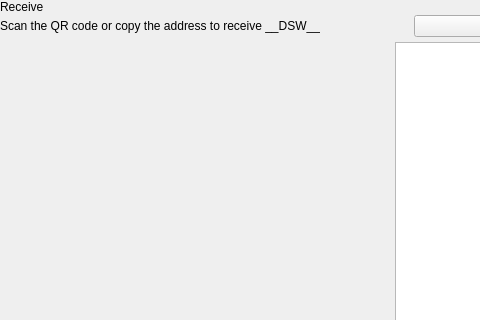
Old version of the form src/qt/pivx/forms/receivewidget.ui in the repository decenomy/DSW; both pictures show x 0 to 480 and y 0 to 320 of the 629 by 629 pixel window.
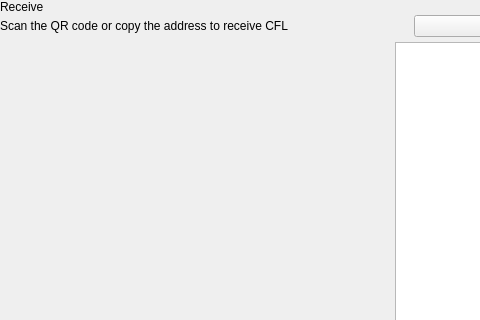
New version of the form. Custom widgets are drawn as their Qt base class.

The edit to the form file:
```diff
--- a/src/qt/pivx/forms/receivewidget.ui
+++ b/src/qt/pivx/forms/receivewidget.ui
@@ -78,7 +78,7 @@
             <item alignment="Qt::AlignTop">
              <widget class="QLabel" name="labelSubtitle1">
               <property name="text">
-               <string>Scan the QR code or copy the address to receive __DSW__</string>
+               <string>Scan the QR code or copy the address to receive CFL</string>
               </property>
              </widget>
             </item>
```
